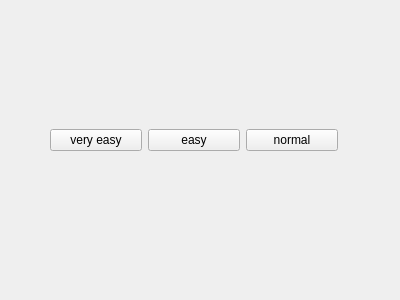
This is gym.ui in trantienkhoa13/pta6final as Qt 5 draws it before an edit. The edited form follows.
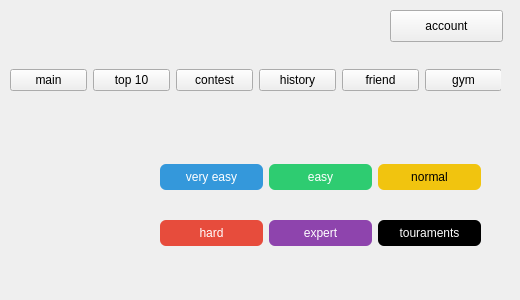
This is the edited form. Icons and pictures are not drawn.

The edit to the form file:
```diff
--- a/gym.ui
+++ b/gym.ui
@@ -6,25 +6,134 @@
    <rect>
     <x>0</x>
     <y>0</y>
-    <width>400</width>
+    <width>520</width>
     <height>300</height>
    </rect>
   </property>
   <property name="windowTitle">
    <string>Form</string>
   </property>
+  <property name="styleSheet">
+   <string notr="true"/>
+  </property>
+  <widget class="QWidget" name="gridLayoutWidget_2">
+   <property name="geometry">
+    <rect>
+     <x>10</x>
+     <y>50</y>
+     <width>491</width>
+     <height>61</height>
+    </rect>
+   </property>
+   <layout class="QGridLayout" name="gridLayout_2">
+    <item row="0" column="7">
+     <widget class="QPushButton" name="pushButton_8">
+      <property name="text">
+       <string>friend</string>
+      </property>
+     </widget>
+    </item>
+    <item row="0" column="9">
+     <widget class="QPushButton" name="pushButton_7">
+      <property name="text">
+       <string>gym</string>
+      </property>
+     </widget>
+    </item>
+    <item row="0" column="0">
+     <widget class="QPushButton" name="pushButton_9">
+      <property name="text">
+       <string>main</string>
+      </property>
+     </widget>
+    </item>
+    <item row="0" column="6">
+     <widget class="QPushButton" name="pushButton_5">
+      <property name="text">
+       <string>history</string>
+      </property>
+     </widget>
+    </item>
+    <item row="0" column="2">
+     <widget class="QPushButton" name="pushButton_4">
+      <property name="text">
+       <string>top 10</string>
+      </property>
+     </widget>
+    </item>
+    <item row="0" column="4">
+     <widget class="QPushButton" name="pushButton_6">
+      <property name="text">
+       <string>contest</string>
+      </property>
+     </widget>
+    </item>
+   </layout>
+  </widget>
+  <widget class="QPushButton" name="pushButton_13">
+   <property name="geometry">
+    <rect>
+     <x>390</x>
+     <y>10</y>
+     <width>113</width>
+     <height>32</height>
+    </rect>
+   </property>
+   <property name="text">
+    <string>account</string>
+   </property>
+  </widget>
+  <widget class="QLabel" name="label">
+   <property name="geometry">
+    <rect>
+     <x>10</x>
+     <y>150</y>
+     <width>111</width>
+     <height>161</height>
+    </rect>
+   </property>
+   <property name="text">
+    <string/>
+   </property>
+   <property name="pixmap">
+    <pixmap>../anh/ta-tay-cao-su-nam-viet-sport-avatar-247x296-removebg-preview.png</pixmap>
+   </property>
+   <property name="scaledContents">
+    <bool>true</bool>
+   </property>
+  </widget>
   <widget class="QWidget" name="gridLayoutWidget">
    <property name="geometry">
     <rect>
-     <x>50</x>
-     <y>100</y>
-     <width>288</width>
-     <height>80</height>
+     <x>160</x>
+     <y>140</y>
+     <width>321</width>
+     <height>131</height>
     </rect>
    </property>
    <layout class="QGridLayout" name="gridLayout">
     <item row="0" column="0">
      <widget class="QPushButton" name="pushButton">
+      <property name="autoFillBackground">
+       <bool>false</bool>
+      </property>
+      <property name="styleSheet">
+       <string notr="true">QPushButton {
+    background-color: #3498db;
+    color: white;
+    border-radius: 6px;
+    padding: 6px;
+}
+
+QPushButton:hover {
+    background-color: #2980b9;
+}
+
+QPushButton:pressed {
+    background-color: #1c598a;
+}
+</string>
+      </property>
       <property name="text">
        <string>very easy</string>
       </property>
@@ -32,6 +141,23 @@
     </item>
     <item row="0" column="1">
      <widget class="QPushButton" name="pushButton_2">
+      <property name="styleSheet">
+       <string notr="true">QPushButton {
+    background-color: #2ecc71;
+    color: white;
+    border-radius: 6px;
+    padding: 6px;
+}
+
+QPushButton:hover {
+    background-color: #27ae60;
+}
+
+QPushButton:pressed {
+    background-color: #1e8449;
+}
+</string>
+      </property>
       <property name="text">
        <string>easy</string>
       </property>
@@ -39,11 +165,100 @@
     </item>
     <item row="0" column="2">
      <widget class="QPushButton" name="pushButton_3">
+      <property name="styleSheet">
+       <string notr="true">QPushButton {
+    background-color: #f1c40f;
+    color: black;
+    border-radius: 6px;
+    padding: 6px;
+}
+
+QPushButton:hover {
+    background-color: #d4ac0d;
+}
+
+QPushButton:pressed {
+    background-color: #b7950b;
+}
+</string>
+      </property>
       <property name="text">
        <string>normal</string>
       </property>
      </widget>
     </item>
+    <item row="1" column="2">
+     <widget class="QPushButton" name="pushButton_12">
+      <property name="styleSheet">
+       <string notr="true">QPushButton {
+    background-color: #000000;
+    color: white;
+    border-radius: 6px;
+    padding: 6px;
+}
+
+QPushButton:hover {
+    background-color: #1a1a1a;
+}
+
+QPushButton:pressed {
+    background-color: #333333;
+}
+</string>
+      </property>
+      <property name="text">
+       <string>touraments</string>
+      </property>
+     </widget>
+    </item>
+    <item row="1" column="0">
+     <widget class="QPushButton" name="pushButton_10">
+      <property name="styleSheet">
+       <string notr="true">QPushButton {
+    background-color: #e74c3c;
+    color: white;
+    border-radius: 6px;
+    padding: 6px;
+}
+
+QPushButton:hover {
+    background-color: #c0392b;
+}
+
+QPushButton:pressed {
+    background-color: #922b21;
+}
+</string>
+      </property>
+      <property name="text">
+       <string>hard</string>
+      </property>
+     </widget>
+    </item>
+    <item row="1" column="1">
+     <widget class="QPushButton" name="pushButton_11">
+      <property name="styleSheet">
+       <string notr="true">QPushButton {
+    background-color: #8e44ad;
+    color: white;
+    border-radius: 6px;
+    padding: 6px;
+}
+
+QPushButton:hover {
+    background-color: #7d3c98;
+}
+
+QPushButton:pressed {
+    background-color: #6c3483;
+}
+</string>
+      </property>
+      <property name="text">
+       <string>expert</string>
+      </property>
+     </widget>
+    </item>
    </layout>
   </widget>
  </widget>
```
